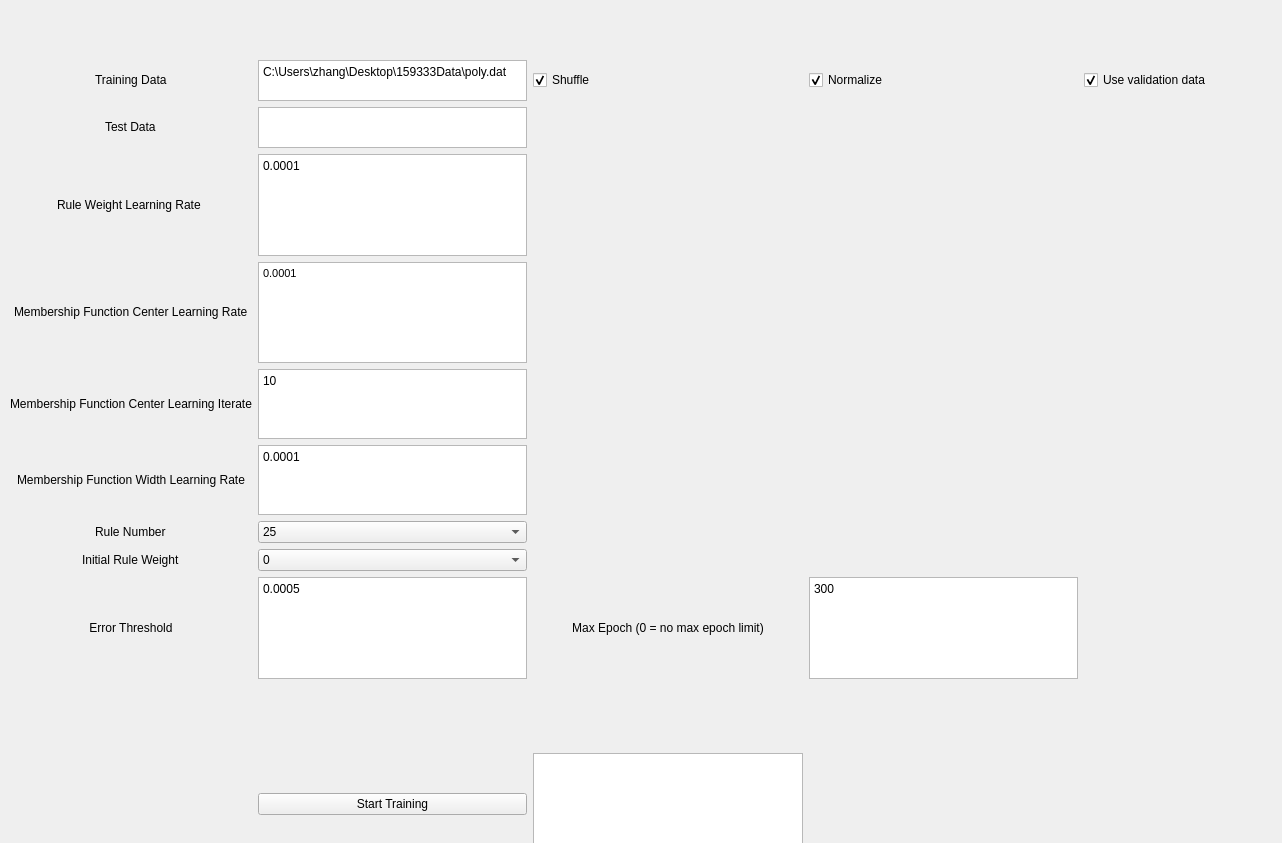
This is NFDashboard/nfdash.ui in h2df/neural-fuzzy as Qt 5 draws it before an edit. The edited form follows.
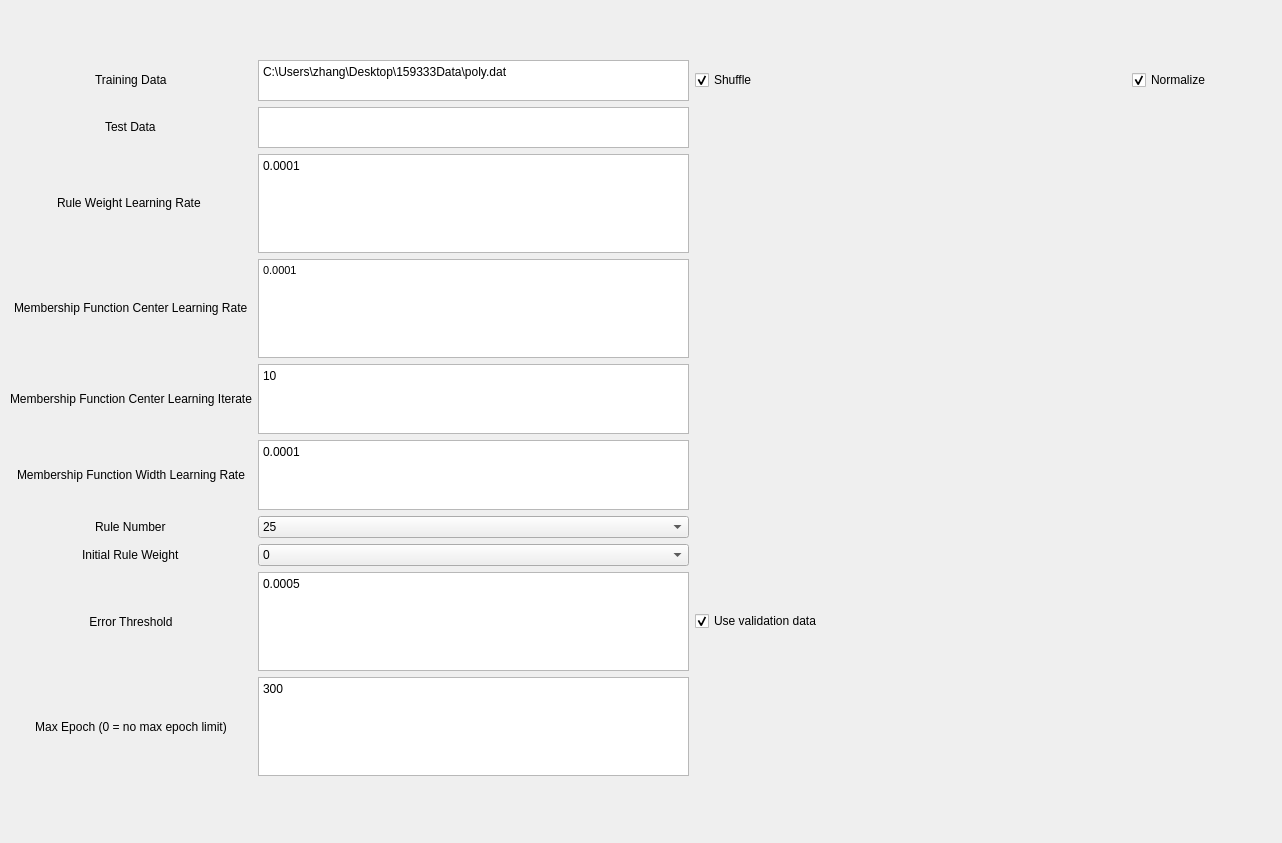
This is the edited form.

Commit message: add option to use validation data

The edit to the form file:
```diff
--- a/NFDashboard/nfdash.ui
+++ b/NFDashboard/nfdash.ui
@@ -20,7 +20,7 @@
       <x>10</x>
       <y>60</y>
       <width>1201</width>
-      <height>795</height>
+      <height>889</height>
      </rect>
     </property>
     <layout class="QGridLayout" name="gridLayout" rowstretch="0,0,0,0,1,1,0,0,0,0,0,0,0" rowminimumheight="0,0,0,0,20,20,0,0,0,0,0,0,0">
@@ -114,16 +114,6 @@
        </property>
       </widget>
      </item>
-     <item row="8" column="2">
-      <widget class="QLabel" name="label_10">
-       <property name="text">
-        <string>Max Epoch (0 = no max epoch limit)</string>
-       </property>
-       <property name="alignment">
-        <set>Qt::AlignCenter</set>
-       </property>
-      </widget>
-     </item>
      <item row="5" column="1">
       <widget class="QPlainTextEdit" name="width_lr_text">
        <property name="plainText">
@@ -242,13 +232,6 @@
        </property>
       </widget>
      </item>
-     <item row="8" column="4">
-      <widget class="QPlainTextEdit" name="max_epoch_txt">
-       <property name="plainText">
-        <string>300</string>
-       </property>
-      </widget>
-     </item>
      <item row="6" column="1">
       <widget class="QComboBox" name="rule_num_combo">
        <item>
@@ -324,8 +307,25 @@
        </property>
       </widget>
      </item>
-     <item row="0" column="5">
-      <widget class="QCheckBox" name="checkBox">
+     <item row="9" column="0">
+      <widget class="QLabel" name="label_10">
+       <property name="text">
+        <string>Max Epoch (0 = no max epoch limit)</string>
+       </property>
+       <property name="alignment">
+        <set>Qt::AlignCenter</set>
+       </property>
+      </widget>
+     </item>
+     <item row="9" column="1">
+      <widget class="QPlainTextEdit" name="max_epoch_txt">
+       <property name="plainText">
+        <string>300</string>
+       </property>
+      </widget>
+     </item>
+     <item row="8" column="2">
+      <widget class="QCheckBox" name="validation_checkbox">
        <property name="text">
         <string>Use validation data</string>
        </property>
```
The commit also changes 4 other files.
